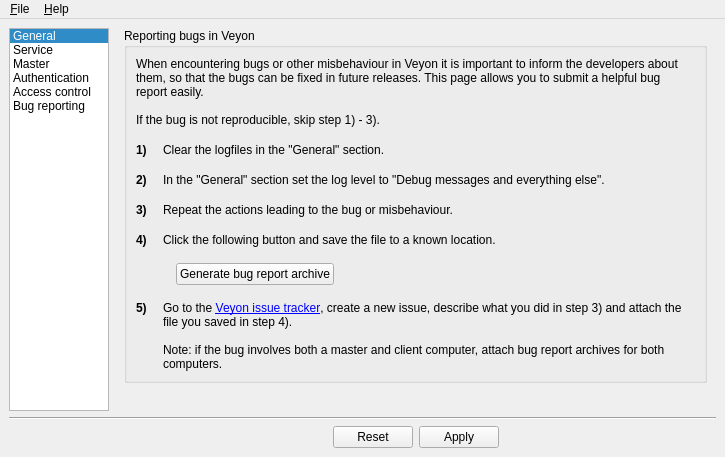
First picture: the form in configurator/forms/MainWindow.ui, repository veyon/veyon, before the edit.
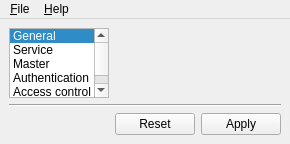
Second picture: the form after the edit. The open tabs and pages were chosen to show the change. Icons and pictures are not drawn. Custom widgets are drawn as their Qt base class.

Commit message:
Configurator: MainWindow: remove bug report page
This feature has been used rarely so we can safely remove it.

```diff
--- a/configurator/forms/MainWindow.ui
+++ b/configurator/forms/MainWindow.ui
@@ -21,316 +21,6 @@
       <widget class="MasterConfigurationPage" name="masterConfigurationPage"/>
       <widget class="AuthenticationConfigurationPage" name="authenticationConfigurationPage"/>
       <widget class="AccessControlPage" name="accessControlPage"/>
-      <widget class="QWidget" name="debugPage">
-       <layout class="QVBoxLayout" name="verticalLayout_9" stretch="0,1">
-        <property name="topMargin">
-         <number>0</number>
-        </property>
-        <property name="bottomMargin">
-         <number>0</number>
-        </property>
-        <item>
-         <widget class="QGroupBox" name="groupBox_10">
-          <property name="title">
-           <string>Reporting bugs in Veyon</string>
-          </property>
-          <layout class="QVBoxLayout" name="verticalLayout_12" stretch="0,0,0,0,0,0,0">
-           <property name="spacing">
-            <number>16</number>
-           </property>
-           <item>
-            <widget class="QLabel" name="label_4">
-             <property name="sizePolicy">
-              <sizepolicy hsizetype="MinimumExpanding" vsizetype="MinimumExpanding">
-               <horstretch>0</horstretch>
-               <verstretch>0</verstretch>
-              </sizepolicy>
-             </property>
-             <property name="text">
-              <string>When encountering bugs or other misbehaviour in Veyon it is important to inform the developers about them, so that the bugs can be fixed in future releases. This page allows you to submit a helpful bug report easily.
-
-If the bug is not reproducible, skip step 1) - 3).</string>
-             </property>
-             <property name="wordWrap">
-              <bool>true</bool>
-             </property>
-            </widget>
-           </item>
-           <item>
-            <layout class="QHBoxLayout" name="horizontalLayout_4" stretch="0,1">
-             <item>
-              <widget class="QLabel" name="label_17">
-               <property name="font">
-                <font>
-                 <weight>75</weight>
-                 <bold>true</bold>
-                </font>
-               </property>
-               <property name="text">
-                <string>1)</string>
-               </property>
-              </widget>
-             </item>
-             <item>
-              <widget class="QLabel" name="label_18">
-               <property name="text">
-                <string>Clear the logfiles in the &quot;General&quot; section.</string>
-               </property>
-               <property name="wordWrap">
-                <bool>true</bool>
-               </property>
-              </widget>
-             </item>
-            </layout>
-           </item>
-           <item>
-            <layout class="QHBoxLayout" name="horizontalLayout_10" stretch="0,1">
-             <item>
-              <layout class="QVBoxLayout" name="verticalLayout_10">
-               <property name="spacing">
-                <number>0</number>
-               </property>
-               <item>
-                <widget class="QLabel" name="label_25">
-                 <property name="font">
-                  <font>
-                   <weight>75</weight>
-                   <bold>true</bold>
-                  </font>
-                 </property>
-                 <property name="text">
-                  <string>2)</string>
-                 </property>
-                </widget>
-               </item>
-               <item>
-                <spacer name="verticalSpacer_5">
-                 <property name="orientation">
-                  <enum>Qt::Vertical</enum>
-                 </property>
-                 <property name="sizeHint" stdset="0">
-                  <size>
-                   <width>0</width>
-                   <height>0</height>
-                  </size>
-                 </property>
-                </spacer>
-               </item>
-              </layout>
-             </item>
-             <item>
-              <widget class="QLabel" name="label_26">
-               <property name="text">
-                <string>In the &quot;General&quot; section set the log level to &quot;Debug messages and everything else&quot;.</string>
-               </property>
-               <property name="wordWrap">
-                <bool>true</bool>
-               </property>
-              </widget>
-             </item>
-            </layout>
-           </item>
-           <item>
-            <layout class="QHBoxLayout" name="horizontalLayout_7" stretch="0,1">
-             <item>
-              <widget class="QLabel" name="label_19">
-               <property name="font">
-                <font>
-                 <weight>75</weight>
-                 <bold>true</bold>
-                </font>
-               </property>
-               <property name="text">
-                <string>3)</string>
-               </property>
-              </widget>
-             </item>
-             <item>
-              <widget class="QLabel" name="label_20">
-               <property name="text">
-                <string>Repeat the actions leading to the bug or misbehaviour.</string>
-               </property>
-               <property name="wordWrap">
-                <bool>true</bool>
-               </property>
-              </widget>
-             </item>
-            </layout>
-           </item>
-           <item>
-            <layout class="QHBoxLayout" name="horizontalLayout_8" stretch="0,1">
-             <item>
-              <layout class="QVBoxLayout" name="verticalLayout_11">
-               <property name="spacing">
-                <number>0</number>
-               </property>
-               <item>
-                <widget class="QLabel" name="label_21">
-                 <property name="font">
-                  <font>
-                   <weight>75</weight>
-                   <bold>true</bold>
-                  </font>
-                 </property>
-                 <property name="text">
-                  <string>4)</string>
-                 </property>
-                </widget>
-               </item>
-               <item>
-                <spacer name="verticalSpacer_8">
-                 <property name="orientation">
-                  <enum>Qt::Vertical</enum>
-                 </property>
-                 <property name="sizeHint" stdset="0">
-                  <size>
-                   <width>0</width>
-                   <height>0</height>
-                  </size>
-                 </property>
-                </spacer>
-               </item>
-              </layout>
-             </item>
-             <item>
-              <widget class="QLabel" name="label_22">
-               <property name="text">
-                <string>Click the following button and save the file to a known location.</string>
-               </property>
-               <property name="wordWrap">
-                <bool>true</bool>
-               </property>
-              </widget>
-             </item>
-            </layout>
-           </item>
-           <item>
-            <layout class="QHBoxLayout" name="horizontalLayout_9" stretch="0,0,1">
-             <item>
-              <spacer name="horizontalSpacer_13">
-               <property name="orientation">
-                <enum>Qt::Horizontal</enum>
-               </property>
-               <property name="sizeHint" stdset="0">
-                <size>
-                 <width>40</width>
-                 <height>20</height>
-                </size>
-               </property>
-              </spacer>
-             </item>
-             <item>
-              <widget class="QPushButton" name="generateBugReportArchive">
-               <property name="text">
-                <string>Generate bug report archive</string>
-               </property>
-              </widget>
-             </item>
-             <item>
-              <spacer name="horizontalSpacer_14">
-               <property name="orientation">
-                <enum>Qt::Horizontal</enum>
-               </property>
-               <property name="sizeHint" stdset="0">
-                <size>
-                 <width>40</width>
-                 <height>20</height>
-                </size>
-               </property>
-              </spacer>
-             </item>
-            </layout>
-           </item>
-           <item>
-            <layout class="QGridLayout" name="gridLayout_5" rowstretch="1,0" columnstretch="0,1">
-             <item row="0" column="0" rowspan="2">
-              <layout class="QVBoxLayout" name="verticalLayout_3">
-               <property name="spacing">
-                <number>0</number>
-               </property>
-               <item>
-                <widget class="QLabel" name="label_23">
-                 <property name="font">
-                  <font>
-                   <weight>75</weight>
-                   <bold>true</bold>
-                  </font>
-                 </property>
-                 <property name="text">
-                  <string>5)</string>
-                 </property>
-                </widget>
-               </item>
-               <item>
-                <spacer name="verticalSpacer_4">
-                 <property name="orientation">
-                  <enum>Qt::Vertical</enum>
-                 </property>
-                 <property name="sizeHint" stdset="0">
-                  <size>
-                   <width>0</width>
-                   <height>0</height>
-                  </size>
-                 </property>
-                </spacer>
-               </item>
-              </layout>
-             </item>
-             <item row="0" column="1">
-              <widget class="QLabel" name="label_24">
-               <property name="sizePolicy">
-                <sizepolicy hsizetype="MinimumExpanding" vsizetype="MinimumExpanding">
-                 <horstretch>0</horstretch>
-                 <verstretch>0</verstretch>
-                </sizepolicy>
-               </property>
-               <property name="text">
-                <string>Go to the &lt;a href=&quot;https://github.com/Veyon/veyon/issues&quot;&gt;Veyon issue tracker&lt;/a&gt;, create a new issue, describe what you did in step 3) and attach the file you saved in step 4).&lt;/p&gt;
-&lt;br/&gt;
-&lt;br/&gt;
-Note: if the bug involves both a master and client computer, attach bug report archives for both computers.</string>
-               </property>
-               <property name="wordWrap">
-                <bool>true</bool>
-               </property>
-               <property name="openExternalLinks">
-                <bool>true</bool>
-               </property>
-              </widget>
-             </item>
-             <item row="1" column="1">
-              <spacer name="verticalSpacer_3">
-               <property name="orientation">
-                <enum>Qt::Vertical</enum>
-               </property>
-               <property name="sizeHint" stdset="0">
-                <size>
-                 <width>0</width>
-                 <height>0</height>
-                </size>
-               </property>
-              </spacer>
-             </item>
-            </layout>
-           </item>
-          </layout>
-         </widget>
-        </item>
-        <item>
-         <spacer name="verticalSpacer_9">
-          <property name="orientation">
-           <enum>Qt::Vertical</enum>
-          </property>
-          <property name="sizeHint" stdset="0">
-           <size>
-            <width>0</width>
-            <height>0</height>
-           </size>
-          </property>
-         </spacer>
-        </item>
-       </layout>
-      </widget>
      </widget>
     </item>
     <item row="0" column="0">
@@ -425,18 +115,6 @@
         <set>ItemIsSelectable|ItemIsUserCheckable|ItemIsEnabled</set>
        </property>
       </item>
-      <item>
-       <property name="text">
-        <string>Bug reporting</string>
-       </property>
-       <property name="icon">
-        <iconset resource="../veyon-configurator.qrc">
-         <normaloff>:/resources/tools-report-bug.png</normaloff>:/resources/tools-report-bug.png</iconset>
-       </property>
-       <property name="flags">
-        <set>ItemIsSelectable|ItemIsUserCheckable|ItemIsEnabled</set>
-       </property>
-      </item>
      </widget>
     </item>
     <item row="2" column="1">
```
The commit also changes 4 other files.
